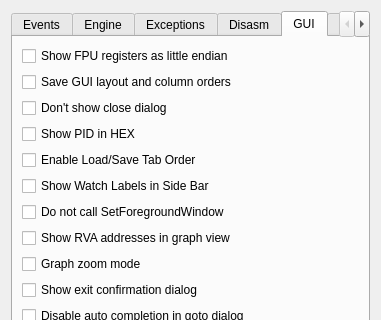
Above: src/gui/Src/Gui/SettingsDialog.ui from x64dbg/x64dbg before the change; both pictures show x 0 to 381 and y 0 to 320 of the 381 by 596 pixel window. Below: the same form after it.
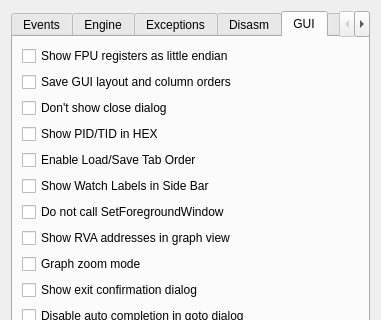
That is the form after the change. The open tabs and pages were chosen to show the change. Icons and pictures are not drawn.

Commit message: Create option to show PID/TID in hex and default to decimal

Diff of the .ui file:
```diff
--- a/src/gui/Src/Gui/SettingsDialog.ui
+++ b/src/gui/Src/Gui/SettingsDialog.ui
@@ -685,7 +685,7 @@
        <item>
         <widget class="QCheckBox" name="chkPidInHex">
          <property name="text">
-          <string>Show PID in HEX</string>
+          <string>Show PID/TID in HEX</string>
          </property>
         </widget>
        </item>
```
Left out of the diff: 2 changed lines with no effect on the pictures. The commit also changes 6 other files.
